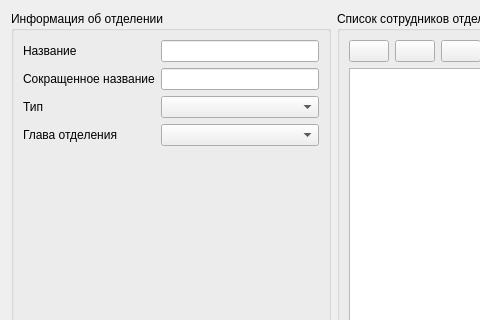
Qt form src/departments/departmenteditwidget.ui (megakoko/m-system) before a commit; both pictures show x 0 to 480 and y 0 to 320 of the 668 by 472 pixel window.
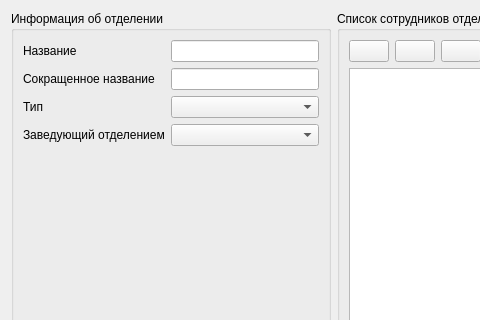
The same form after that commit.

Commit message: Переименовал главу отделения в заведующего отделением.

What changed in the file:
```diff
--- a/src/departments/departmenteditwidget.ui
+++ b/src/departments/departmenteditwidget.ui
@@ -55,7 +55,7 @@
         <item row="3" column="0">
          <widget class="QLabel" name="label_4">
           <property name="text">
-           <string>Глава отделения</string>
+           <string>Заведующий отделением</string>
           </property>
          </widget>
         </item>
```
The commit also changes 2 other files.
